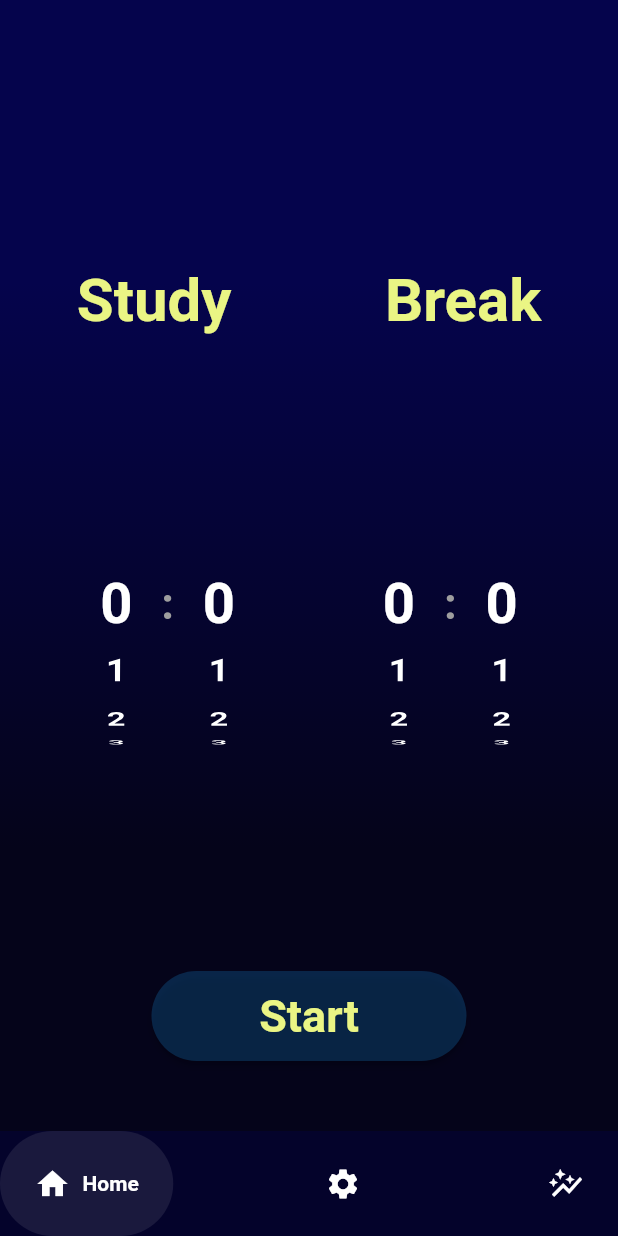
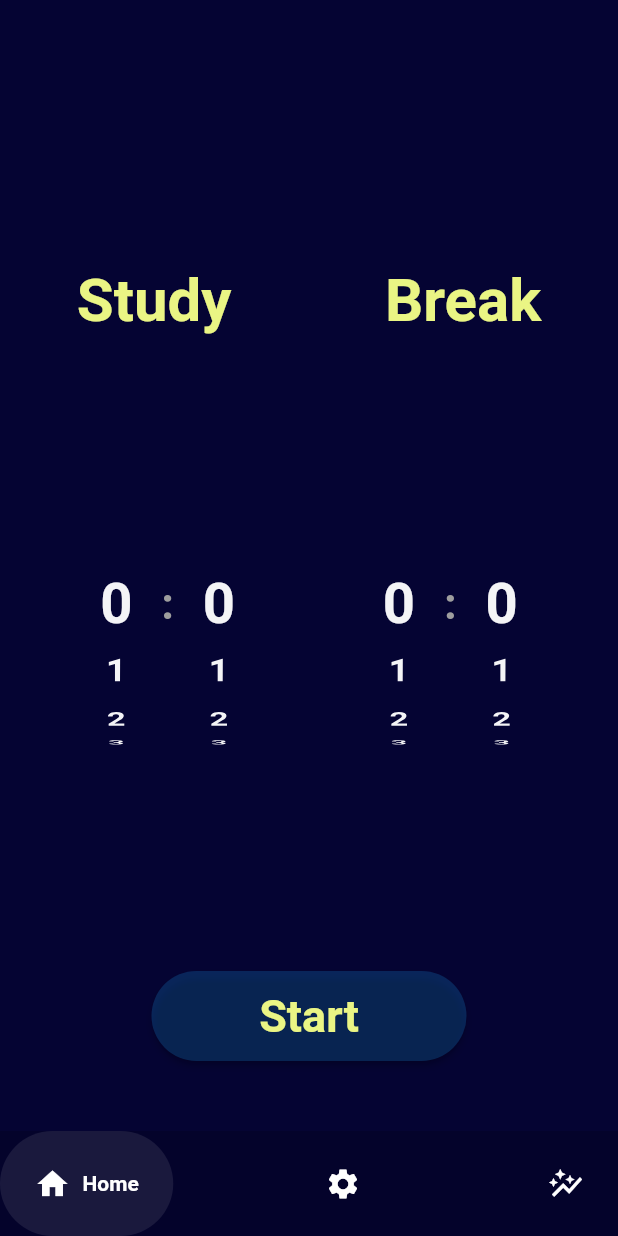
Before and after one commit to Spades13/Flutter_TM, a Flutter app: the screen it shows after launch, on a phone screen of 412 x 824 dp. Run offline on Flutter 3.47's test engine with Material 2 defaults, Android fonts, the light colour scheme and no system bars; drawn by our look-alikes of google_nav_bar; missing offline and left inert: app_usage, usage_stats.

Commit message:
nearly completed light theme(at the cost of gradient) AND easy for future theme integration

```diff
--- a/tm/lib/homepage.dart
+++ b/tm/lib/homepage.dart
@@ -6,10 +6,12 @@ import 'minutesbreak.dart';
 import 'hoursbreak.dart';
 import 'startbutton.dart';
 import 'tracking.dart';
-import 'pages/settings.dart';
+//import 'pages/settings.dart';
 import 'pages/userhomepage.dart';
 import 'pages/graphic.dart';
 import 'package:google_nav_bar/google_nav_bar.dart';
+import 'main.dart';
+import 'theme/theme_constants.dart';
 
 class HomePage extends StatefulWidget {
   const HomePage({Key? key}) : super(key: key);
@@ -29,8 +31,9 @@ class _HomePageState extends State<HomePage> {
   @override
   Widget build(BuildContext context) {
     return Scaffold(
+
       body: _pages[_currentIndex],
-      backgroundColor: Color.fromARGB(255, 5, 4, 51),
+      //backgroundColor: Color.fromARGB(255, 5, 4, 51),
       bottomNavigationBar: GNav(
         selectedIndex: _currentIndex,
         onTabChange: (index) {
--- a/tm/lib/hoursbreak.dart
+++ b/tm/lib/hoursbreak.dart
@@ -7,17 +7,14 @@ class BHours extends StatelessWidget {
 
   @override
   Widget build(BuildContext context) {
+    TextTheme _textTheme = Theme.of(context).textTheme;
+
     return Padding(
       padding: const EdgeInsets.symmetric(vertical: 5.0),
       child: Container(
           child: Center(
         child: Text(bhours.toString(),
-            style: TextStyle(
-              fontSize: 25,
-              color: Color.fromARGB(255, 255, 255, 255),
-              //color: Color.fromARGB(255, 30, 217, 230),
-              fontWeight: FontWeight.bold,
-            )),
+            style: _textTheme.headlineSmall),
       )),
     );
   }
--- a/tm/lib/hoursstudy.dart
+++ b/tm/lib/hoursstudy.dart
@@ -7,17 +7,14 @@ class SHours extends StatelessWidget {
 
   @override
   Widget build(BuildContext context) {
+    TextTheme _textTheme = Theme.of(context).textTheme;
+
     return Padding(
       padding: const EdgeInsets.symmetric(vertical: 5.0),
       child: Container(
           child: Center(
         child: Text(shours.toString(),
-            style: TextStyle(
-              fontSize: 25,
-              color: Color.fromARGB(255, 255, 255, 255),
-              //color: Color.fromARGB(255, 30, 217, 230),
-              fontWeight: FontWeight.bold,
-            )),
+            style: _textTheme.headlineSmall),
       )),
     );
   }
--- a/tm/lib/minutesbreak.dart
+++ b/tm/lib/minutesbreak.dart
@@ -7,16 +7,14 @@ class BMinutes extends StatelessWidget {
 
   @override
   Widget build(BuildContext context) {
+    TextTheme _textTheme = Theme.of(context).textTheme;
+
     return Padding(
       padding: const EdgeInsets.symmetric(vertical: 5.0),
       child: Container(
           child: Center(
         child: Text(bmins.toString(),
-            style: TextStyle(
-              fontSize: 25,
-              color: Color.fromARGB(255, 255, 255, 255),
-              fontWeight: FontWeight.bold,
-            )),
+            style: _textTheme.headlineSmall),
       )),
     );
   }
--- a/tm/lib/minutesstudy.dart
+++ b/tm/lib/minutesstudy.dart
@@ -7,16 +7,14 @@ class SMinutes extends StatelessWidget {
 
   @override
   Widget build(BuildContext context) {
+    TextTheme _textTheme = Theme.of(context).textTheme;
+
     return Padding(
       padding: const EdgeInsets.symmetric(vertical: 5.0),
       child: Container(
           child: Center(
         child: Text(smins.toString(),
-            style: TextStyle(
-              fontSize: 25,
-              color: Color.fromARGB(255, 255, 255, 255),
-              fontWeight: FontWeight.bold,
-            )),
+            style: _textTheme.headlineSmall),
       )),
     );
   }
--- a/tm/lib/pages/userhomepage.dart
+++ b/tm/lib/pages/userhomepage.dart
@@ -15,18 +15,19 @@ class UserHome extends StatelessWidget {
 
   @override
   Widget build(BuildContext context) {
+    TextTheme _textTheme = Theme.of(context).textTheme;
     return Container(
-      decoration: const BoxDecoration(
-          gradient: LinearGradient(
-              begin: Alignment.topCenter,
-              end: Alignment.bottomCenter,
-              colors: [
-            Color.fromARGB(255, 5, 4, 76),
-            Color.fromARGB(255, 5, 4, 76),
-            Color.fromARGB(255, 5, 4, 51),
-            Color.fromARGB(255, 5, 4, 26),
-            Color.fromARGB(255, 5, 4, 26),
-          ])),
+      //decoration: const BoxDecoration(
+        //  gradient: LinearGradient(
+        //      begin: Alignment.topCenter,
+      //        end: Alignment.bottomCenter,
+       //       colors: [
+       //     Color.fromARGB(255, 5, 4, 76),
+       //     Color.fromARGB(255, 5, 4, 76),
+       //     Color.fromARGB(255, 5, 4, 51),
+      //      Color.fromARGB(255, 5, 4, 26),
+       //     Color.fromARGB(255, 5, 4, 26),
+          //])),
       child: Scaffold(
         backgroundColor: Colors.transparent,
         body: Column(
@@ -43,17 +44,13 @@ class UserHome extends StatelessWidget {
                       Container(
                           //color: Colors.black,
                           child: Text("Study",
-                              style: TextStyle(
-                                  color: Color.fromRGBO(234, 245, 132, 12),
-                                  fontSize: 40,
-                                  fontWeight: FontWeight.bold))),
+                              style: _textTheme.headlineMedium
+                          ),
+                          ),
                       Container(
                           //color: Colors.black,
                           child: Text("Break",
-                              style: TextStyle(
-                                  color: Color.fromRGBO(234, 245, 132, 12),
-                                  fontSize: 40,
-                                  fontWeight: FontWeight.bold))),
+                              style: _textTheme.headlineMedium )),
                     ],
                   ),
                 ),
--- a/tm/lib/startbutton.dart
+++ b/tm/lib/startbutton.dart
@@ -8,6 +8,8 @@ class Startbutton extends StatelessWidget {
 
   @override
   Widget build(BuildContext context) {
+    TextTheme _textTheme = Theme.of(context).textTheme;
+
     return Scaffold(
       backgroundColor: Colors.transparent,
       body: Container(
--- a/tm/lib/theme/theme_constants.dart
+++ b/tm/lib/theme/theme_constants.dart
@@ -1,5 +1,45 @@
 import 'package:flutter/material.dart';
+//import 'package:scaffold_gradient_background/scaffold_gradient_background.dart';
 
-ThemeData darkTheme = ThemeData(brightness: Brightness.dark);
+ThemeData darkTheme = ThemeData(
+  brightness: Brightness.dark,
+  scaffoldBackgroundColor: const Color.fromARGB(255, 5, 4, 51),
 
-ThemeData lightTheme = ThemeData(brightness: Brightness.light);
+  textTheme: const TextTheme(
+    headlineMedium: TextStyle(
+                                 color: Color.fromRGBO(234, 245, 132, 12),
+                                  fontSize: 40,
+                                  fontWeight: FontWeight.bold),
+    headlineSmall:  TextStyle(
+              fontSize: 25,
+              color: Color.fromRGBO(255, 255, 255, 0.957),
+              //color: Color.fromARGB(255, 30, 217, 230),
+              fontWeight: FontWeight.bold,
+            )
+  )
+
+
+
+
+  );
+
+ThemeData lightTheme = ThemeData(
+  brightness: Brightness.light,
+  scaffoldBackgroundColor: Color.fromARGB(255, 240, 237, 219),
+  textTheme:  const TextTheme(
+    headlineMedium:  TextStyle(
+                                 color: Color.fromRGBO(39, 39, 39, 0.957),
+                                  fontSize: 40,
+                                  fontWeight: FontWeight.bold),
+   headlineSmall:  TextStyle(
+              fontSize: 25,
+              color: Color.fromRGBO(39, 39, 39, 0.957),
+              //color: Color.fromARGB(255, 30, 217, 230),
+              fontWeight: FontWeight.bold,
+            )
+  )
+
+  //textTheme for numbers
+
+
+);
--- a/tm/pubspec.yaml
+++ b/tm/pubspec.yaml
@@ -38,6 +38,7 @@ dependencies:
   cupertino_icons: ^1.0.2
   google_nav_bar: ^5.0.6
   provider: ^6.0.5
+  scaffold_gradient_background: ^1.0.3+1
 
 
 dev_dependencies:
```
Also changed, not shown: tm/lib/main.dart (+77 -6 lines), tm/lib/pages/settings.dart (deleted, +0 -82 lines), tm/flutter_01.png (added), tm/pubspec.lock.
